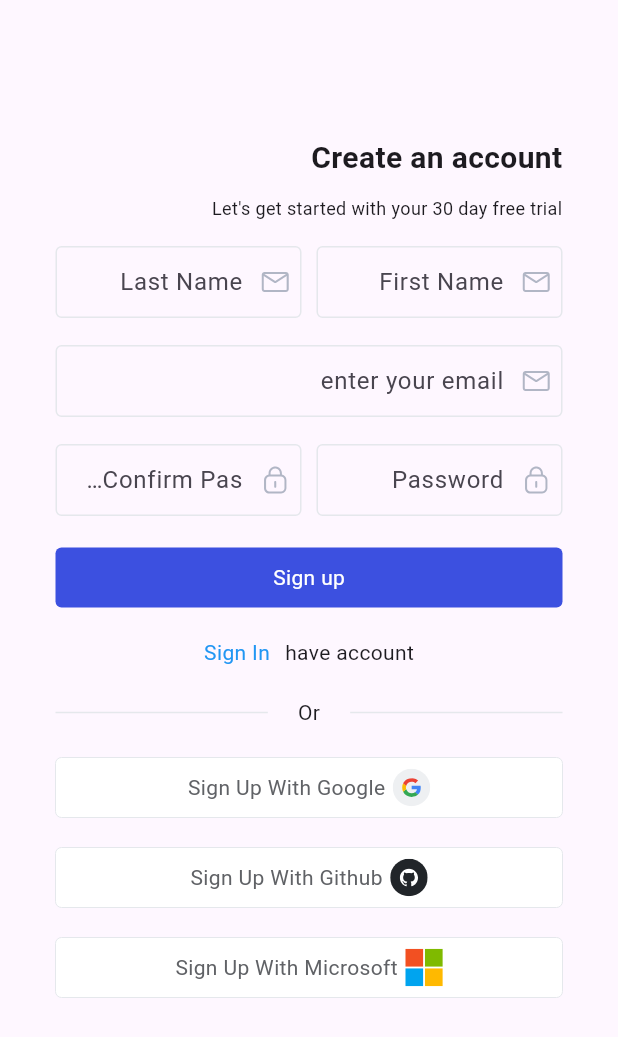
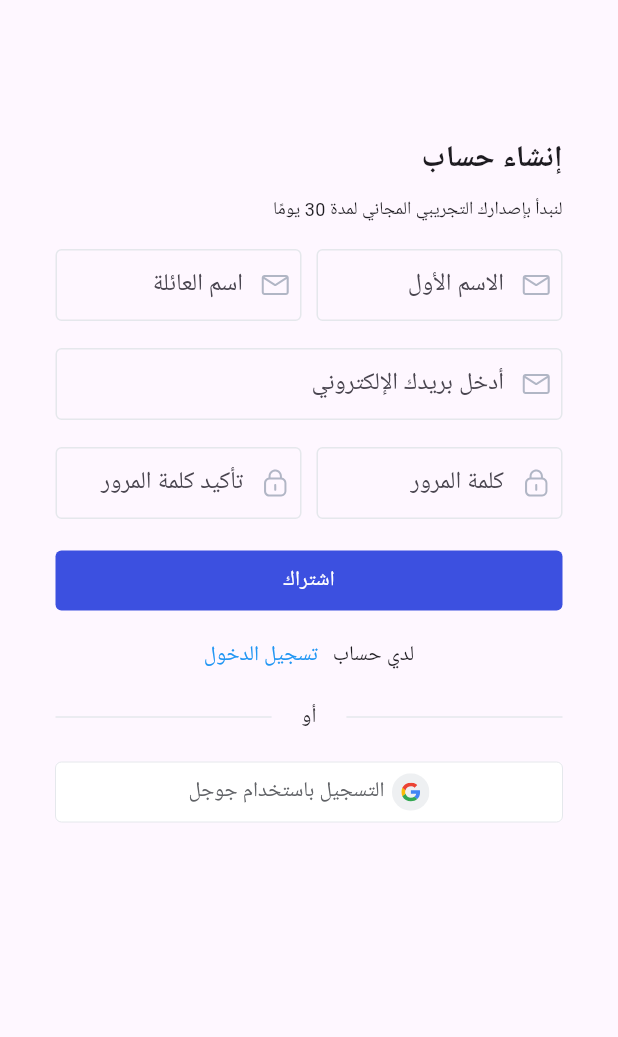
Before and after one commit to AbrahemGh1/test2, a Flutter app: the screen it shows after launch, after a tap on "اشتراك", on a phone screen of 412 x 824 dp. Shown: the top 1037 px of the screen. Run offline on Flutter 3.47's test engine with Material 3 defaults, Android fonts, the phone set to English and light mode, and no system bars; our stand-ins replace avatar_glow, calendar_date_picker2, equatable, faker, file_picker, flutter_bloc and 10 more; missing offline and left inert: desktop_drop, flutter_image_stack, rx_event_bus, window_location_href; network calls fail; Roboto replaces fonts that are missing (Almarai).

Commit message:
change the language for sign_up_page.dart

```diff
--- a/lib/pages/auth/sign_up/sign_up_page.dart
+++ b/lib/pages/auth/sign_up/sign_up_page.dart
@@ -1,13 +1,12 @@
 import 'package:flareline_crm/core/theme/crm_colors.dart';
 import 'package:flareline_crm/pages/auth/sign_up/sign_up_state.dart';
 import 'package:flareline_crm/pages/auth/sign_up/sign_up_viewmodel.dart';
-import 'package:flareline_uikit/core/mvvm/bloc/bloc_base_stless_widget.dart';
-import 'package:flutter/material.dart';
-
-import 'package:flutter_svg/svg.dart';
 import 'package:flareline_uikit/components/buttons/button_widget.dart';
 import 'package:flareline_uikit/components/card/common_card.dart';
 import 'package:flareline_uikit/components/forms/outborder_text_form_field.dart';
+import 'package:flareline_uikit/core/mvvm/bloc/bloc_base_stless_widget.dart';
+import 'package:flutter/material.dart';
+import 'package:flutter_svg/svg.dart';
 import 'package:responsive_builder/responsive_builder.dart';
 
 class SignUpPage extends BlocBaseStlessWidget<SignUpViewModel, SignUpState> {
@@ -66,14 +65,14 @@ class SignUpPage extends BlocBaseStlessWidget<SignUpViewModel, SignUpState> {
         crossAxisAlignment: CrossAxisAlignment.start,
         children: [
           const Text(
-            'Create an account',
+            'إنشاء حساب',
             style: TextStyle(fontSize: 20, fontWeight: FontWeight.bold),
           ),
           const SizedBox(
             height: 10,
           ),
           const Text(
-            'Let\'s get started with your 30 day free trial',
+            'لنبدأ بإصدارك التجريبي المجاني لمدة 30 يومًا',
             style: TextStyle(
               fontSize: 12,
             ),
@@ -85,7 +84,7 @@ class SignUpPage extends BlocBaseStlessWidget<SignUpViewModel, SignUpState> {
             children: [
               Expanded(
                 child: OutBorderTextFormField(
-                  hintText: 'First Name',
+                  hintText: 'الاسم الأول',
                   keyboardType: TextInputType.emailAddress,
                   icon: Container(
                     margin: const EdgeInsets.only(right: 8, left: 8),
@@ -103,7 +102,7 @@ class SignUpPage extends BlocBaseStlessWidget<SignUpViewModel, SignUpState> {
               ),
               Expanded(
                 child: OutBorderTextFormField(
-                  hintText: 'Last Name',
+                  hintText: 'اسم العائلة',
                   keyboardType: TextInputType.emailAddress,
                   icon: Container(
                     margin: const EdgeInsets.only(right: 8, left: 8),
@@ -122,7 +121,7 @@ class SignUpPage extends BlocBaseStlessWidget<SignUpViewModel, SignUpState> {
             height: 16,
           ),
           OutBorderTextFormField(
-            hintText: 'enter your email',
+            hintText: 'أدخل بريدك الإلكتروني',
             keyboardType: TextInputType.emailAddress,
             icon: Container(
               margin: const EdgeInsets.only(right: 8, left: 8),
@@ -142,7 +141,7 @@ class SignUpPage extends BlocBaseStlessWidget<SignUpViewModel, SignUpState> {
               Expanded(
                 child: OutBorderTextFormField(
                   obscureText: true,
-                  hintText: 'Password',
+                  hintText: 'كلمة المرور',
                   icon: Container(
                     margin: const EdgeInsets.only(right: 8, left: 8),
                     child: SvgPicture.asset(
@@ -160,7 +159,7 @@ class SignUpPage extends BlocBaseStlessWidget<SignUpViewModel, SignUpState> {
               Expanded(
                 child: OutBorderTextFormField(
                   obscureText: true,
-                  hintText: 'Confirm Password',
+                  hintText: 'تأكيد كلمة المرور',
                   icon: Container(
                     margin: const EdgeInsets.only(right: 8, left: 8),
                     child: SvgPicture.asset(
@@ -179,7 +178,7 @@ class SignUpPage extends BlocBaseStlessWidget<SignUpViewModel, SignUpState> {
           ),
           ButtonWidget(
             type: ButtonType.primary.type,
-            btnText: 'Sign up',
+            btnText: 'اشتراك',
             onTap: () {
               viewModel.signUp(context);
             },
@@ -190,13 +189,13 @@ class SignUpPage extends BlocBaseStlessWidget<SignUpViewModel, SignUpState> {
           Row(
             mainAxisAlignment: MainAxisAlignment.center,
             children: [
-              const Text('have account'),
+              const Text('لدي حساب'),
               SizedBox(
                 width: 10,
               ),
               InkWell(
                 child: const Text(
-                  'Sign In',
+                  'تسجيل الدخول',
                   style: TextStyle(color: Colors.blue),
                 ),
                 onTap: () {
@@ -217,7 +216,7 @@ class SignUpPage extends BlocBaseStlessWidget<SignUpViewModel, SignUpState> {
               )),
               Container(
                 margin: const EdgeInsets.symmetric(horizontal: 20),
-                child: const Text('Or'),
+                child: const Text('أو'),
               ),
               const Expanded(
                   child: Divider(
@@ -237,35 +236,7 @@ class SignUpPage extends BlocBaseStlessWidget<SignUpViewModel, SignUpState> {
               width: 25,
               height: 25,
             ),
-            btnText: 'Sign Up With Google',
-            onTap: () {},
-          ),
-          const SizedBox(
-            height: 20,
-          ),
-          ButtonWidget(
-            color: Colors.white,
-            borderColor: CrmColors.border,
-            iconWidget: SvgPicture.asset(
-              'assets/brand/brand-03.svg',
-              width: 25,
-              height: 25,
-            ),
-            btnText: 'Sign Up With Github',
-            onTap: () {},
-          ),
-          const SizedBox(
-            height: 20,
-          ),
-          ButtonWidget(
-            color: Colors.white,
-            borderColor: CrmColors.border,
-            iconWidget: SvgPicture.asset(
-              'assets/brand/microsoft.svg',
-              width: 25,
-              height: 25,
-            ),
-            btnText: 'Sign Up With Microsoft',
+            btnText: 'التسجيل باستخدام جوجل',
             onTap: () {},
           ),
           const SizedBox(
```
